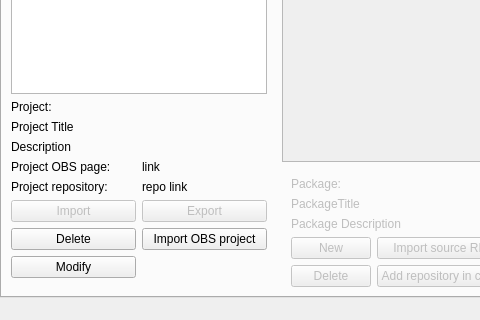
This is src/ObsLightGui/ui/obsLightMain.ui in ronan22/obs-light as Qt 5 draws it before an edit; both pictures show x 0 to 480 and y 290 to 610 of the 822 by 610 pixel window. The edited form follows.
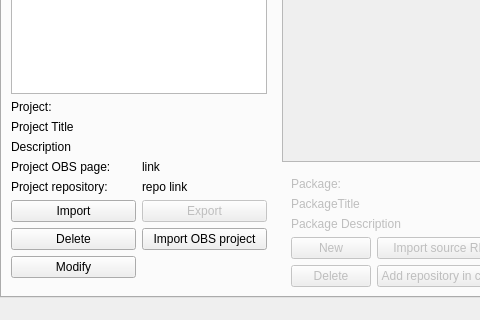
This is the edited form.

Commit message: - added import/export from GUI

```diff
--- a/src/ObsLightGui/ui/obsLightMain.ui
+++ b/src/ObsLightGui/ui/obsLightMain.ui
@@ -148,7 +148,7 @@
                  <item row="7" column="0">
                   <widget class="QPushButton" name="importObsProjectButton">
                    <property name="enabled">
-                    <bool>false</bool>
+                    <bool>true</bool>
                    </property>
                    <property name="text">
                     <string>Import</string>
```
The commit also changes 1 other file.
